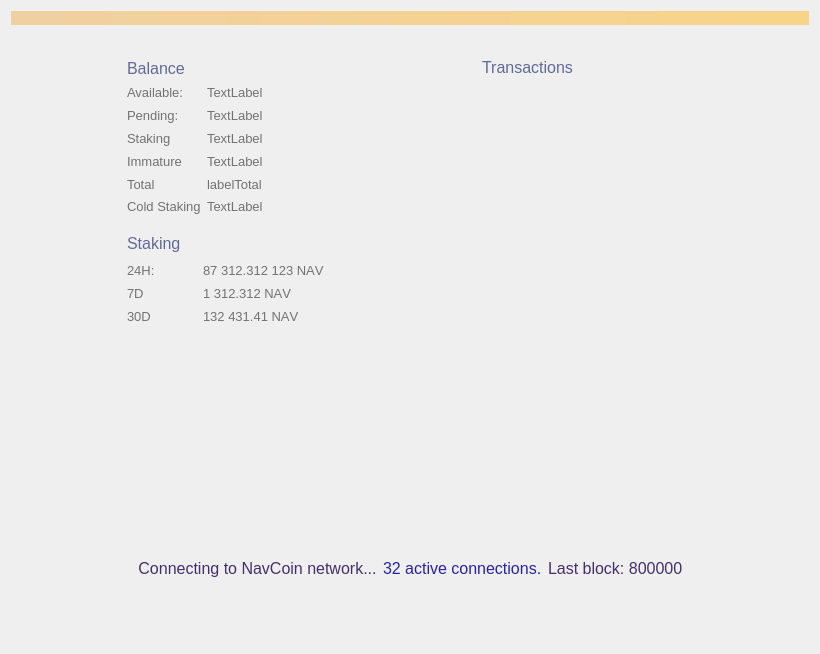
Qt form src/qt/forms/overviewpage.ui (navcoin/navcoin-core) before a commit.
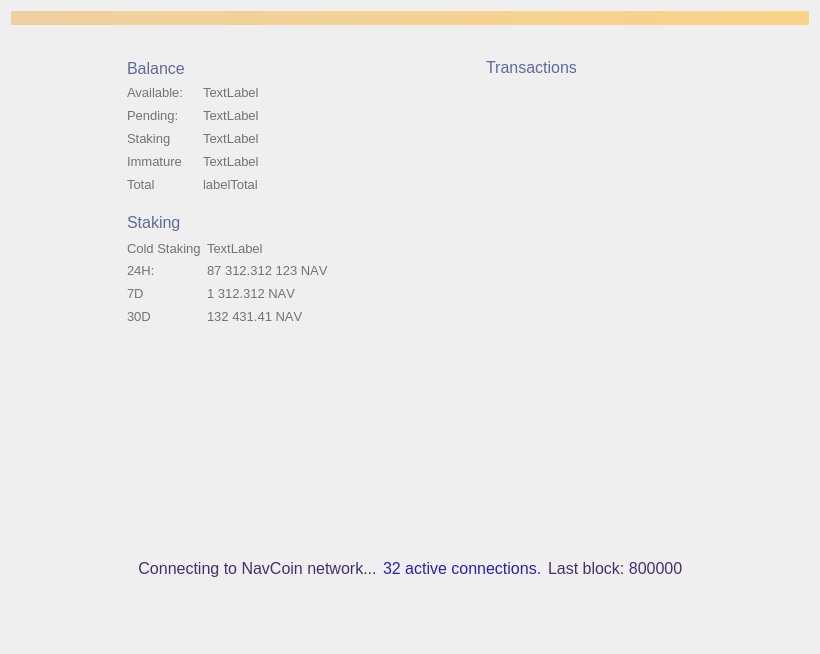
The same form after that commit. Custom widgets are drawn as their Qt base class.

Commit message: overview layout move to staking section

```diff
--- a/src/qt/forms/overviewpage.ui
+++ b/src/qt/forms/overviewpage.ui
@@ -494,36 +494,6 @@
              </property>
             </widget>
            </item>
-           <item row="5" column="0">
-            <widget class="QLabel" name="labelColdStakingText">
-             <property name="font">
-              <font>
-               <pointsize>10</pointsize>
-              </font>
-             </property>
-             <property name="styleSheet">
-              <string notr="true">color: #727272</string>
-             </property>
-             <property name="text">
-              <string>Cold Staking</string>
-             </property>
-            </widget>
-           </item>
-           <item row="5" column="1">
-            <widget class="QLabel" name="labelColdStaking">
-             <property name="font">
-              <font>
-               <pointsize>10</pointsize>
-              </font>
-             </property>
-             <property name="styleSheet">
-              <string notr="true">color: #727272</string>
-             </property>
-             <property name="text">
-              <string>TextLabel</string>
-             </property>
-            </widget>
-           </item>
           </layout>
          </item>
          <item>
@@ -640,7 +610,7 @@
            <property name="labelAlignment">
             <set>Qt::AlignLeading|Qt::AlignLeft|Qt::AlignVCenter</set>
            </property>
-           <item row="1" column="0">
+           <item row="2" column="0">
             <widget class="QLabel" name="label_10">
              <property name="sizePolicy">
               <sizepolicy hsizetype="Minimum" vsizetype="Preferred">
@@ -679,7 +649,7 @@
              </property>
             </widget>
            </item>
-           <item row="1" column="1">
+           <item row="2" column="1">
             <widget class="QLabel" name="label24hStakingStats">
              <property name="font">
               <font>
@@ -701,7 +671,7 @@
              </property>
             </widget>
            </item>
-           <item row="2" column="0">
+           <item row="3" column="0">
             <widget class="QLabel" name="label_13">
              <property name="sizePolicy">
               <sizepolicy hsizetype="Minimum" vsizetype="Preferred">
@@ -741,7 +711,7 @@
              </property>
             </widget>
            </item>
-           <item row="2" column="1">
+           <item row="3" column="1">
             <widget class="QLabel" name="label7dStakingStats">
              <property name="font">
               <font>
@@ -763,7 +733,7 @@
              </property>
             </widget>
            </item>
-           <item row="3" column="0">
+           <item row="4" column="0">
             <widget class="QLabel" name="label_14">
              <property name="sizePolicy">
               <sizepolicy hsizetype="Minimum" vsizetype="Preferred">
@@ -803,7 +773,7 @@
              </property>
             </widget>
            </item>
-           <item row="3" column="1">
+           <item row="4" column="1">
             <widget class="QLabel" name="label30dStakingStats">
              <property name="font">
               <font>
@@ -825,6 +795,36 @@
              </property>
             </widget>
            </item>
+           <item row="1" column="0">
+            <widget class="QLabel" name="labelColdStakingText">
+             <property name="font">
+              <font>
+               <pointsize>10</pointsize>
+              </font>
+             </property>
+             <property name="styleSheet">
+              <string notr="true">color: #727272</string>
+             </property>
+             <property name="text">
+              <string>Cold Staking</string>
+             </property>
+            </widget>
+           </item>
+           <item row="1" column="1">
+            <widget class="QLabel" name="labelColdStaking">
+             <property name="font">
+              <font>
+               <pointsize>10</pointsize>
+              </font>
+             </property>
+             <property name="styleSheet">
+              <string notr="true">color: #727272</string>
+             </property>
+             <property name="text">
+              <string>TextLabel</string>
+             </property>
+            </widget>
+           </item>
           </layout>
          </item>
          <item>
```
